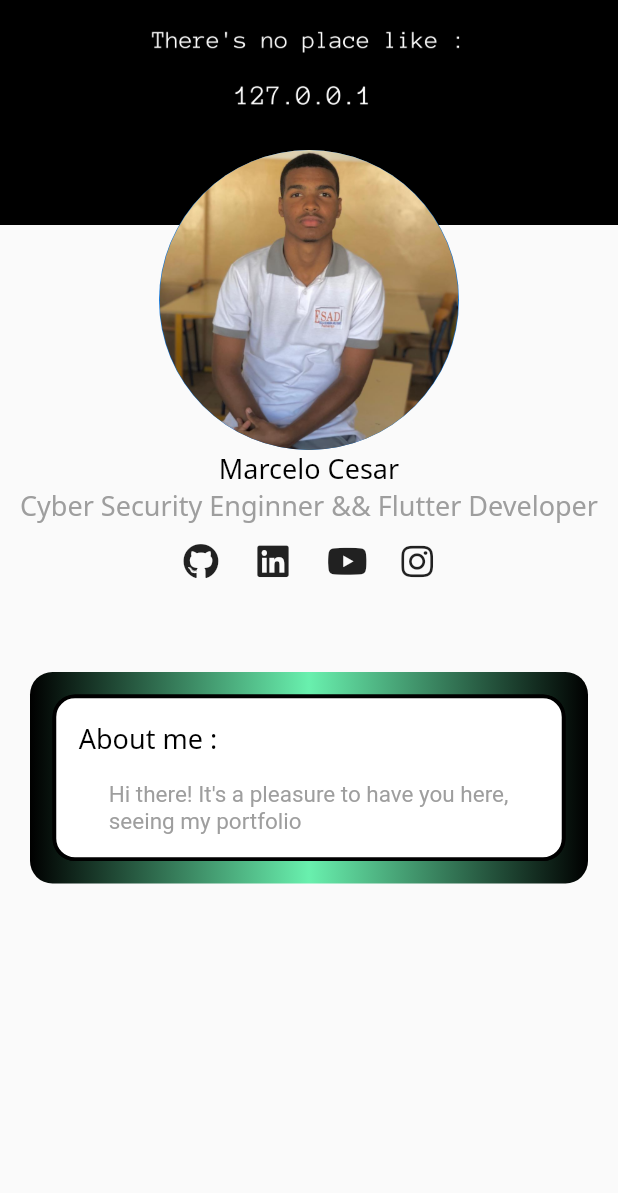
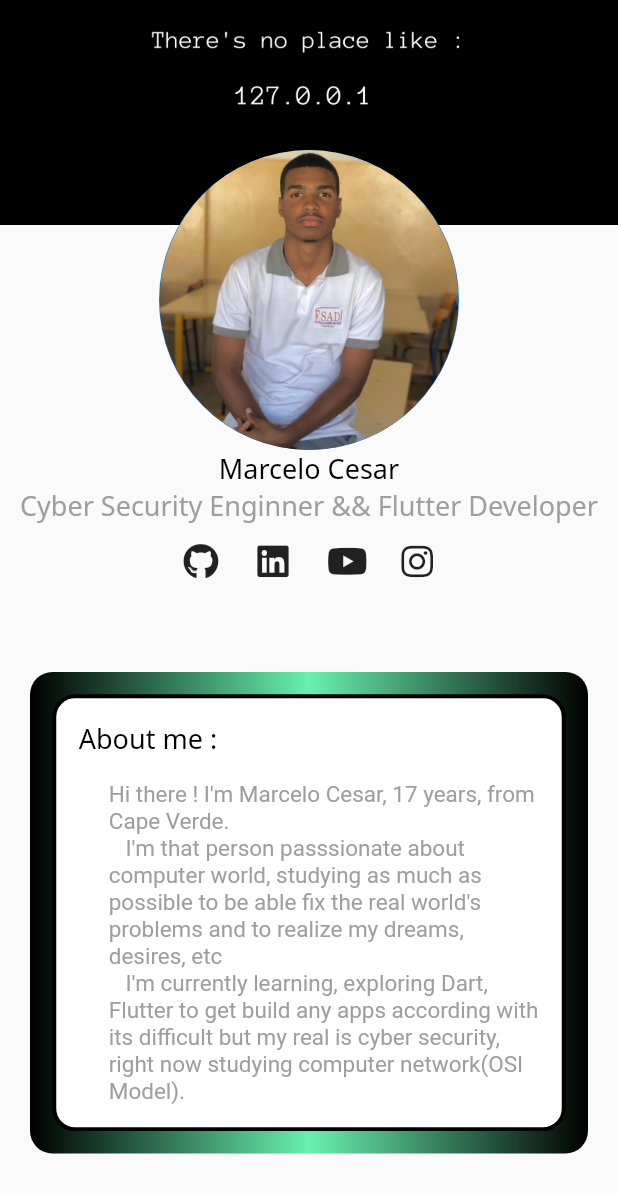
Before and after one commit to MarceloJSCesar/Flutter-Portfolio, a Flutter app: the screen it shows after launch, on a phone screen of 412 x 824 dp. Shown: the top 1193 px of the screen. Run offline on Flutter 3.47's test engine with Material 2 defaults, Android fonts, the phone set to English and light mode, and no system bars; our stand-ins replace animated_text_kit, font_awesome_flutter, google_fonts.

Commit message:
improving about me part #01

```diff
--- a/flutter_portfolio/lib/core/components/widgets/body/body_section.dart
+++ b/flutter_portfolio/lib/core/components/widgets/body/body_section.dart
@@ -1,10 +1,19 @@
 import 'package:flutter/material.dart';
 import 'package:animated_text_kit/animated_text_kit.dart';
+import 'package:flutter_portfolio/core/services/open_link_service.dart';
 import '../../app_sizedbox.dart';
 import '../../../components/app/app_text_style.dart';
 // import '../body/widgets/custom_body_title_widget.dart';
 
 class BodySection extends StatelessWidget {
+  dynamic get _hereText {
+    return TextButton(
+      onPressed: () => OpenLinkService.openLink(
+          'https://github.com/MarceloJSCesar/markdown-portfolio'),
+      child: Text('Here'),
+    );
+  }
+
   @override
   Widget build(BuildContext context) {
     return Container(
@@ -70,6 +79,7 @@ class BodySection extends StatelessWidget {
                     text: [
                       'About me :',
                       'Nice to meet you',
+                      'About me :',
                     ],
                     speed: Duration(milliseconds: 200),
                     pause: Duration(seconds: 3),
@@ -82,7 +92,7 @@ class BodySection extends StatelessWidget {
                   Container(
                     padding: const EdgeInsets.only(left: 20, top: 15),
                     child: Text(
-                      'Hi there! It\'s a pleasure to have you here, seeing my portfolio ',
+                      'Hi there ! I\'m Marcelo Cesar, 17 years, from Cape Verde. \n ${'I\'m'.padLeft(5)} that person passsionate about computer world, studying as much as possible to be able fix the real world\'s problems and to realize my dreams, desires, etc \n ${'I\'m'.padLeft(5)} currently learning, exploring Dart, Flutter to get build any apps according with its difficult but my real is cyber security, right now studying computer network(OSI Model).',
                       style: TextStyle(color: Colors.grey, fontSize: 15),
                     ),
                   ),
```
